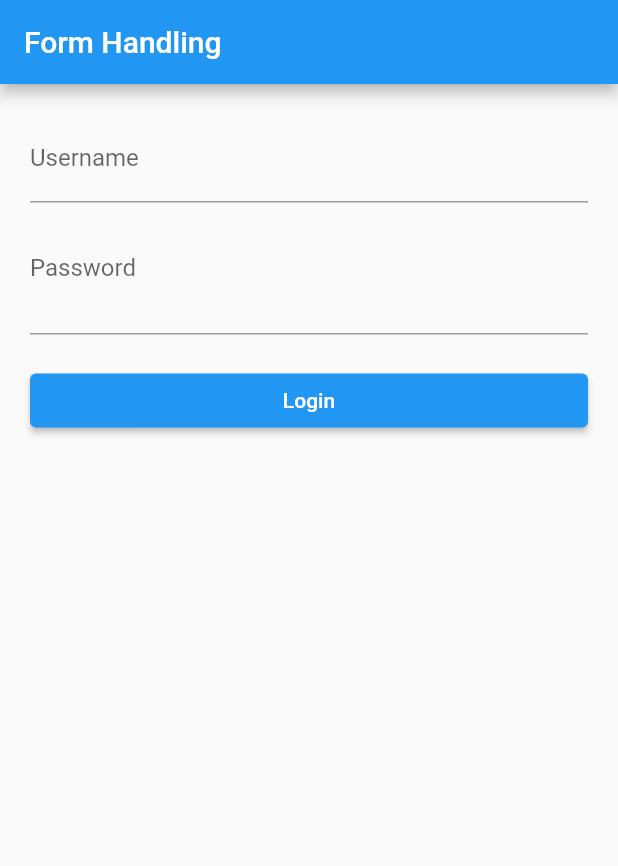
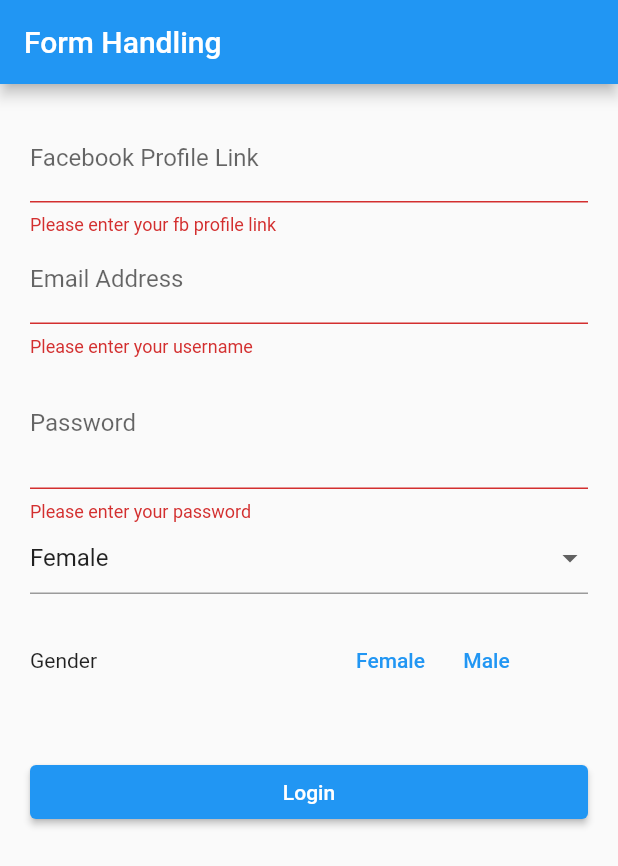
Before and after one commit to Krunxx/form-and-routing, a Flutter app: the screen it shows after launch, after a tap on "Login", on a phone screen of 412 x 824 dp. Shown: the top 866 px of the screen. Run offline on Flutter 3.47's test engine with Material 2 defaults, Android fonts, the phone set to English and light mode, and no system bars; missing offline and left inert: regexpattern.

Commit message:
Second Commit

```diff
--- a/lib/home.dart
+++ b/lib/home.dart
@@ -1,5 +1,6 @@
 import 'package:flutter/cupertino.dart';
 import 'package:flutter/material.dart';
+import 'package:regexpattern/regexpattern.dart';
 
 class Home extends StatefulWidget {
   const Home({super.key});
@@ -10,9 +11,13 @@ class Home extends StatefulWidget {
 
 class _HomeState extends State<Home> {
 
+  var selectedGender = 'Female';
+  var genders = ['Female', 'Male'];
+
   var formKey = GlobalKey<FormState>();
   var hidePassword = true;
 
+  TextEditingController fbProfileLink = TextEditingController();
   TextEditingController usernameController = TextEditingController();
   TextEditingController passwordController = TextEditingController();
 
@@ -29,9 +34,28 @@ class _HomeState extends State<Home> {
           padding: const EdgeInsets.all(20),
           children: [
             TextFormField(
+              controller: fbProfileLink,
+              keyboardType: TextInputType.url,
+              decoration: const InputDecoration(
+                  labelText: "Facebook Profile Link"
+              ),
+              validator: (value){
+                if (value == null || value == ''){
+                  return "Please enter your fb profile link";
+                }
+
+                if(!value.isUrl()){
+                  return "Please enter your fb profile link";
+                }
+                return null;
+              },
+            ),
+            TextFormField(
               controller: usernameController,
-              decoration: InputDecoration(
-                labelText: "Username"
+              keyboardType: TextInputType.emailAddress,
+              decoration: const InputDecoration(
+                labelText: "Email Address"
+
               ),
               validator: (value){
                 if (value == null || value == ''){
@@ -42,6 +66,7 @@ class _HomeState extends State<Home> {
             ),
             TextFormField(
               controller: passwordController,
+              keyboardType: TextInputType.number,
               obscureText: hidePassword,
               decoration: InputDecoration(
                 labelText: "Password",
@@ -54,15 +79,60 @@ class _HomeState extends State<Home> {
                   icon: Icon(hidePassword ? CupertinoIcons.eye : CupertinoIcons.eye_slash),
                 )
               ),
+              validator: (value){
+                if (value == null || value == ''){
+                  return "Please enter your password";
+                }
+
+                if(value.length < 8){
+                  return "Password must be at least 8 characters long";
+                }
+                return null;
+              },
+            ),
+            DropdownButtonFormField(
+                items: [
+                  ...genders.map((gender) => DropdownMenuItem(
+                    value: gender,
+                      child: Text(gender)
+                  ))
+                ],
+                value: selectedGender,
+                onChanged: (value){
+                  selectedGender = value!;
+                }),
+            Padding(
+              padding: EdgeInsets.symmetric(vertical: 20),
+              child: Row(
+                children: [
+                  Text("Gender"),
+                  Expanded(
+                    child: Container(),
+                  ),
+                  Expanded(
+                      child: Row(
+                        children: [
+                          TextButton(
+                              onPressed: (){
+
+                              },
+                              child: Text("Female")
+                          ),
+                          TextButton(
+                              onPressed: (){
+
+                              },
+                              child: Text("Male")
+                          ),
+                        ],
+                      ))
+                ],
+              ),
             ),
             const SizedBox(height: 20),
             ElevatedButton(
                 onPressed: (){
-                  print(usernameController.text);
-                  print(passwordController.text);
-
-                  usernameController.text = "";
-                  passwordController.text = "";
+                 formKey.currentState?.validate();
                 },
                 child: Text("Login"))
           ],
--- a/pubspec.yaml
+++ b/pubspec.yaml
@@ -31,10 +31,11 @@ dependencies:
   flutter:
     sdk: flutter
 
-
   # The following adds the Cupertino Icons font to your application.
   # Use with the CupertinoIcons class for iOS style icons.
   cupertino_icons: ^1.0.2
+
+  regexpattern: ^2.6.0
 
 dev_dependencies:
   flutter_test:
```
Also changed, not shown: pubspec.lock.
